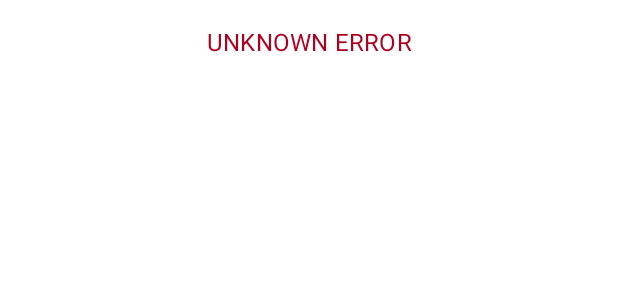
After one commit to VK00323/RickAndMortyPaging3, an Android app: the layout item_error.xml on its own in the app's theme, with its tools: preview values and no code run, on a phone screen of 412 x 824 dp. The commit adds this screen. Shown: the top 300 px of the screen. Run offline under Robolectric (Android 15) with nearby library versions, the phone set to English and light mode, and no system bars.

Commit message:
Добавлены лоадеры при скролле

```diff
--- a/app/build.gradle
+++ b/app/build.gradle
@@ -30,6 +30,9 @@ android {
     kotlinOptions {
         jvmTarget = '1.8'
     }
+    buildFeatures {
+        viewBinding true
+    }
 }
 
 dependencies {
--- a/app/src/main/java/com/example/rickandmortypaging3/CharacterViewModel.kt
+++ b/app/src/main/java/com/example/rickandmortypaging3/CharacterViewModel.kt
@@ -18,7 +18,6 @@ class CharacterViewModel  (application: Application) : AndroidViewModel(
     application
 ) {
 //    @Inject constructor (application: Application, private val apiService: ApiService)
-
     private val apiService: ApiService = RetrofitModule.retrofit().create(ApiService::class.java)
     //    загрузчик, вернет Пэйджинг дату обернутую в корутин флоу
     fun getAllCharacter(): Flow<PagingData<PojoResult>> {
--- a/app/src/main/java/com/example/rickandmortypaging3/adapters/CharacterAdapter.kt
+++ b/app/src/main/java/com/example/rickandmortypaging3/adapters/CharacterAdapter.kt
@@ -33,7 +33,6 @@ class CharacterAdapter :
         }
     }
 
-
     inner class CharacterViewHolder(itemView: View) : RecyclerView.ViewHolder(itemView) {
         val textViewName: TextView = itemView.findViewById(R.id.textViewName)
         val textViewStatus: TextView = itemView.findViewById(R.id.textViewStatus)
--- a/app/src/main/java/com/example/rickandmortypaging3/database/CharacterDao.kt
+++ b/app/src/main/java/com/example/rickandmortypaging3/database/CharacterDao.kt
@@ -13,5 +13,5 @@ interface CharacterDao {
     fun getAllCharacter(): LiveData<List<PojoResult>>
 
     @Insert(onConflict = OnConflictStrategy.REPLACE)
-    fun insertAllCharacter(list : List<PojoResult>)
+    fun insertAllCharacter(list: List<PojoResult>)
 }
--- a/app/src/main/java/com/example/rickandmortypaging3/di/AppComponent.kt
+++ b/app/src/main/java/com/example/rickandmortypaging3/di/AppComponent.kt
@@ -7,6 +7,4 @@ import dagger.Component
 interface AppComponent {
 
     fun inject(mainActivity: MainActivity)
-
-
 }
--- a/app/src/main/java/com/example/rickandmortypaging3/di/RetrofitModule.kt
+++ b/app/src/main/java/com/example/rickandmortypaging3/di/RetrofitModule.kt
@@ -28,6 +28,4 @@ object RetrofitModule {
     fun application(): Application {
         return application()
     }
-
-
 }
--- /dev/null
+++ b/app/src/main/res/layout/item_error.xml
@@ -0,0 +1,15 @@
+<?xml version="1.0" encoding="utf-8"?>
+<TextView
+    xmlns:android="http://schemas.android.com/apk/res/android"
+    xmlns:tools="http://schemas.android.com/tools"
+    android:id="@+id/error_message"
+    android:layout_width="match_parent"
+    android:layout_height="wrap_content"
+    android:gravity="center"
+    android:minHeight="56dp"
+    android:padding="4dp"
+    android:textAllCaps="true"
+    android:textAppearance="?textAppearanceSubtitle1"
+    android:textColor="?colorError"
+    tools:text="Unknown error"
+    />
```
Also changed, not shown: app/src/main/java/com/example/rickandmortypaging3/MainActivity.kt (+19 -18 lines), app/src/main/java/com/example/rickandmortypaging3/adapters/CharacterLoaderStateAdapter.kt (added, +94 -0 lines), app/src/main/java/com/example/rickandmortypaging3/network/CharacterPagingSource.kt (+12 -22 lines), app/src/main/res/layout/item_progress.xml (added, +16 -0 lines).
